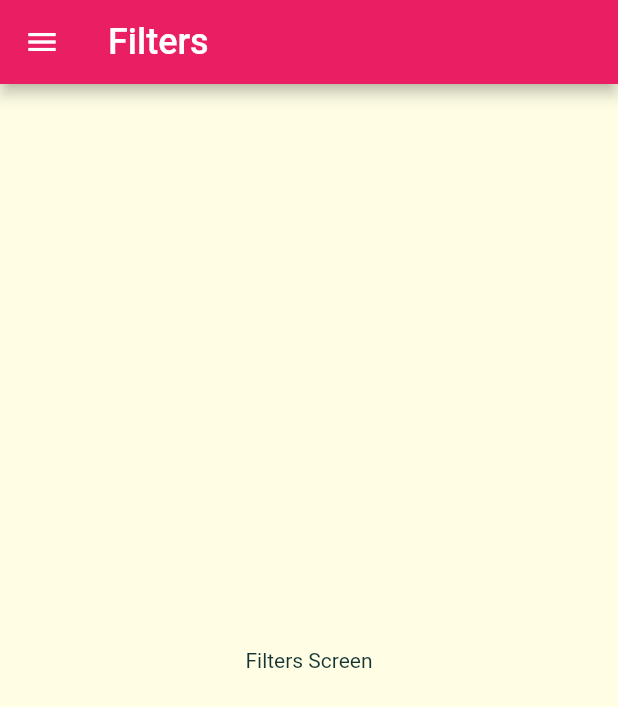
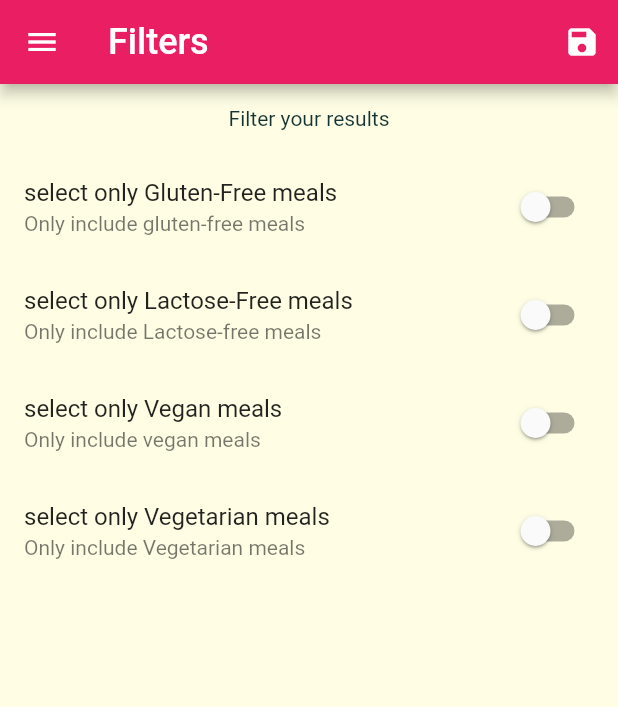
Before and after one commit to omnrohr/mealApp, a Flutter app: the FiltersScreen screen opened by its route, on a phone screen of 412 x 824 dp. Shown: the top 707 px of the screen. Run offline on Flutter 3.47's test engine with Material 2 defaults, Android fonts, the phone set to English and light mode, and no system bars.

```diff
--- a/lib/main.dart
+++ b/lib/main.dart
@@ -1,14 +1,63 @@
 import 'package:flutter/material.dart';
-import 'package:myapp/screens/bottom_tab_screen.dart';
-import 'package:myapp/screens/filters_screen.dart';
+import './dummy_data.dart';
+import './screens/bottom_tab_screen.dart';
+import './screens/filters_screen.dart';
 import '../screens/meal_screen.dart';
 import './screens/category_meal_screen.dart';
-import 'screens/top_tapbar_screens.dart';
 import './screens/categories_screen.dart';
+import './models/meal.dart';
 
 void main() => runApp(MyApp());
 
-class MyApp extends StatelessWidget {
+class MyApp extends StatefulWidget {
+  @override
+  State<MyApp> createState() => _MyAppState();
+}
+
+class _MyAppState extends State<MyApp> {
+  Map<String, bool> _filters = {
+    'gluten': false,
+    'lactose': false,
+    'vegan': false,
+    'vegetarian': false,
+  };
+
+  List<Meal> _availableMeals = DUMMY_MEALS;
+  List<Meal> _favoriteMeals = [];
+
+  void _updateFilters(Map<String, bool> newFilters) {
+    setState(() {
+      _filters = newFilters;
+      _availableMeals = DUMMY_MEALS.where((element) {
+        if (_filters['gluten'] && !element.isGlutenFree) return false;
+        if (_filters['lactose'] && !element.isLactoseFree) return false;
+        if (_filters['vegan'] && !element.isVegan) return false;
+        if (_filters['vegetarian'] && !element.isVegetarian) return false;
+
+        return true;
+      }).toList();
+    });
+  }
+
+  void _toggleFavorite(String mealId) {
+    final selectedMeal =
+        _favoriteMeals.indexWhere((element) => element.id == mealId);
+    if (selectedMeal >= 0) {
+      setState(() {
+        _favoriteMeals.removeAt(selectedMeal);
+      });
+    } else {
+      setState(() {
+        _favoriteMeals
+            .add(DUMMY_MEALS.firstWhere((element) => element.id == mealId));
+      });
+    }
+  }
+
+  bool _isFavorite(String mailID) {
+    return _favoriteMeals.any((element) => element.id == mailID);
+  }
+
   @override
   Widget build(BuildContext context) {
     return MaterialApp(
@@ -28,10 +77,13 @@ class MyApp extends StatelessWidget {
       ),
       // home: CategoriesScreen(),
       routes: {
-        '/': (context) => BottomTabBarScreen(),
-        CategoryMealScreen.categoryRout: (context) => CategoryMealScreen(),
-        MealScreen.mealScreenRout: (context) => MealScreen(),
-        FiltersScreen.routeName: (context) => FiltersScreen(),
+        '/': (context) => BottomTabBarScreen(_favoriteMeals),
+        CategoryMealScreen.categoryRout: (context) =>
+            CategoryMealScreen(_availableMeals),
+        MealScreen.mealScreenRout: (context) =>
+            MealScreen(_toggleFavorite, _isFavorite),
+        FiltersScreen.routeName: (context) =>
+            FiltersScreen(_filters, _updateFilters),
       },
       onUnknownRoute: (settings) => MaterialPageRoute(
         // 404 page
--- a/lib/screens/category_meal_screen.dart
+++ b/lib/screens/category_meal_screen.dart
@@ -1,10 +1,11 @@
 import 'package:flutter/material.dart';
 import '../models/meal.dart';
 import '../widgets/meal_item.dart';
-import '../dummy_data.dart';
 
 class CategoryMealScreen extends StatefulWidget {
   static const categoryRout = '/category-meal';
+  final List<Meal> availableMeals;
+  CategoryMealScreen(this.availableMeals);
 
   @override
   State<CategoryMealScreen> createState() => _CategoryMealScreenState();
@@ -22,7 +23,7 @@ class _CategoryMealScreenState extends State<CategoryMealScreen> {
           ModalRoute.of(context).settings.arguments;
       categoryTitle = categoryArgs['title'];
       final String categoryId = categoryArgs['id'];
-      displayedMeals = DUMMY_MEALS
+      displayedMeals = widget.availableMeals
           .where((element) => element.categories.contains(categoryId))
           .toList();
       _loaded = true;
--- a/lib/screens/filters_screen.dart
+++ b/lib/screens/filters_screen.dart
@@ -1,18 +1,104 @@
 import 'package:flutter/material.dart';
 import '../widgets/main_drawer.dart';
 
-class FiltersScreen extends StatelessWidget {
+class FiltersScreen extends StatefulWidget {
   static const routeName = '/filters';
+  Function setFilters;
+  Map<String, bool> filters;
+
+  FiltersScreen(this.filters, this.setFilters);
+  @override
+  State<FiltersScreen> createState() => _FiltersScreenState();
+}
+
+class _FiltersScreenState extends State<FiltersScreen> {
+  bool _isGlutenFree;
+  bool _isVegan;
+  bool _isVegetarian;
+  bool _isLactoseFree;
+  @override
+  void initState() {
+    // TODO: implement initState
+    _isGlutenFree = widget.filters['gluten'];
+    _isVegan = widget.filters['vegan'];
+    _isLactoseFree = widget.filters['lactose'];
+    _isVegetarian = widget.filters['vegetarian'];
+    super.initState();
+  }
+
   @override
   Widget build(BuildContext context) {
     return Scaffold(
-      drawer: MainDrawer(),
-      appBar: AppBar(
-        title: Text('Filters'),
-      ),
-      body: Center(
-        child: Text('Filters Screen'),
-      ),
-    );
+        drawer: MainDrawer(),
+        appBar: AppBar(
+          title: Text('Filters'),
+          actions: [
+            IconButton(
+              icon: const Icon(Icons.save),
+              onPressed: () {
+                final modifiedFilters = {
+                  'gluten': _isGlutenFree,
+                  'lactose': _isLactoseFree,
+                  'vegan': _isVegan,
+                  'vegetarian': _isVegetarian,
+                };
+                widget.setFilters(modifiedFilters);
+              },
+            )
+          ],
+        ),
+        body: Column(
+          children: [
+            Container(
+              padding: EdgeInsets.all(15),
+              child: Text('Filter your results'),
+            ),
+            Expanded(
+                child: ListView(
+              children: [
+                SwitchListTile(
+                  title: Text('select only Gluten-Free meals'),
+                  subtitle: Text('Only include gluten-free meals'),
+                  value: _isGlutenFree,
+                  onChanged: (newValue) {
+                    setState(() {
+                      _isGlutenFree = newValue;
+                    });
+                  },
+                ),
+                SwitchListTile(
+                  title: Text('select only Lactose-Free meals'),
+                  subtitle: Text('Only include Lactose-free meals'),
+                  value: _isLactoseFree,
+                  onChanged: (newValue) {
+                    setState(() {
+                      _isLactoseFree = newValue;
+                    });
+                  },
+                ),
+                SwitchListTile(
+                  title: Text('select only Vegan meals'),
+                  subtitle: Text('Only include vegan meals'),
+                  value: _isVegan,
+                  onChanged: (newValue) {
+                    setState(() {
+                      _isVegan = newValue;
+                    });
+                  },
+                ),
+                SwitchListTile(
+                  title: Text('select only Vegetarian meals'),
+                  subtitle: Text('Only include Vegetarian meals'),
+                  value: _isVegetarian,
+                  onChanged: (newValue) {
+                    setState(() {
+                      _isVegetarian = newValue;
+                    });
+                  },
+                ),
+              ],
+            ))
+          ],
+        ));
   }
 }
--- a/lib/screens/top_tapbar_screens.dart
+++ b/lib/screens/top_tapbar_screens.dart
@@ -1,9 +1,12 @@
 import 'package:flutter/material.dart';
+import 'package:myapp/models/meal.dart';
 
 import './categories_screen.dart';
 import './favorites_Screen.dart';
 
 class TopTabsScreens extends StatelessWidget {
+  List<Meal> favoriteMeals = [];
+
   @override
   Widget build(BuildContext context) {
     return DefaultTabController(
@@ -24,7 +27,8 @@ class TopTabsScreens extends StatelessWidget {
             ],
           ),
         ),
-        body: TabBarView(children: [CategoriesScreen(), FavoritesScreen()]),
+        body: TabBarView(
+            children: [CategoriesScreen(), FavoritesScreen(favoriteMeals)]),
       ),
     );
   }
```
Also changed, not shown: lib/screens/bottom_tab_screen.dart (+22 -7 lines), lib/screens/favorites_Screen.dart (+25 -7 lines), lib/screens/meal_screen.dart (+9 -4 lines).
